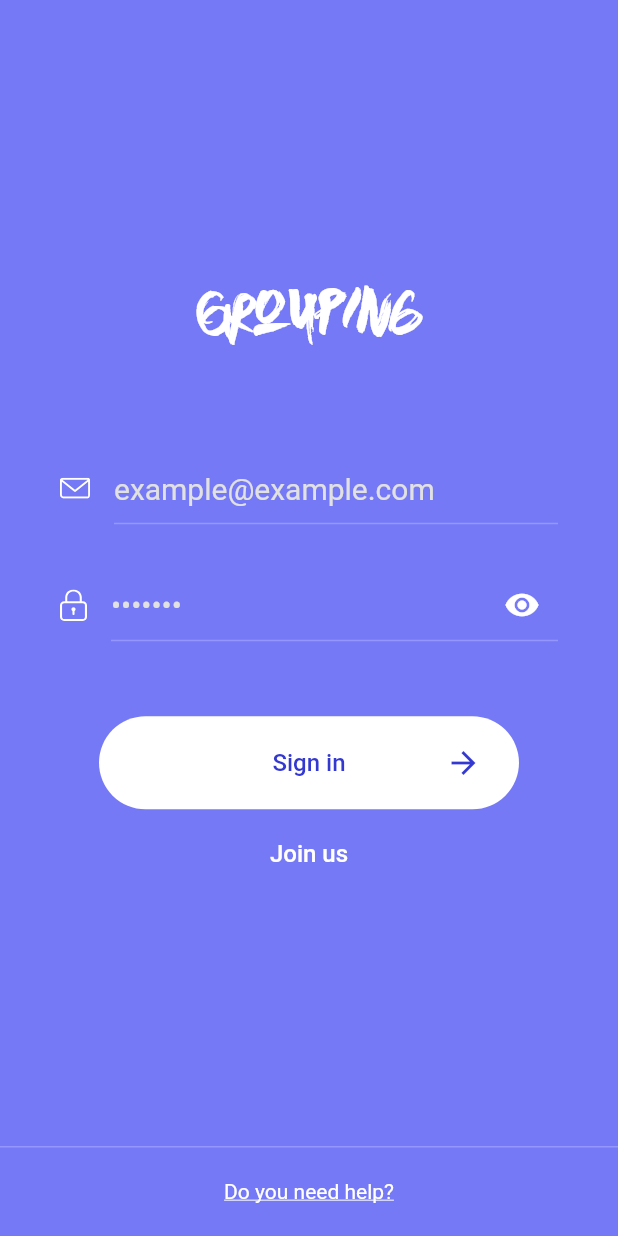
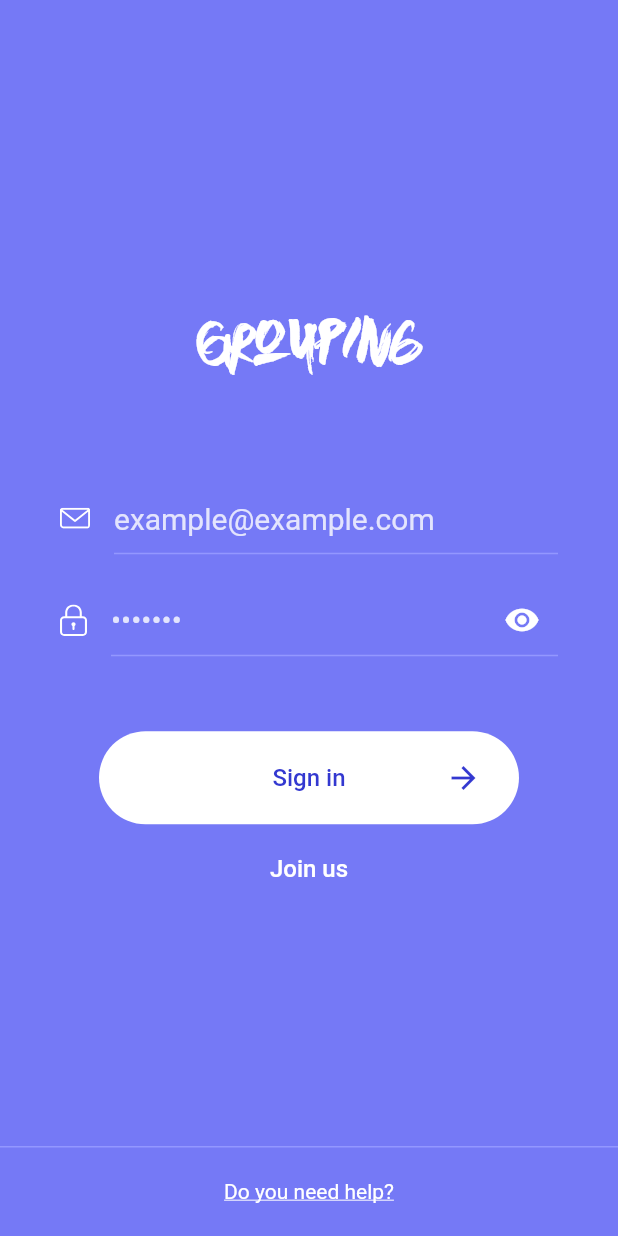
Before and after one commit to Covenger/grouping-app, a Flutter app: the SignInPage screen opened by its route, on a phone screen of 412 x 824 dp. Run offline on Flutter 3.47's test engine with Material 2 defaults, Android fonts, the phone set to English and light mode, and no system bars; our stand-ins replace bloc, equatable, flutter_bloc, flutter_svg; Roboto replaces fonts that are missing (NotoSansCJKkr).

Commit message:
implement the skeleton of the sign in page

```diff
--- a/lib/signin.dart
+++ b/lib/signin.dart
@@ -19,7 +19,7 @@ final Widget emailIcon = SvgPicture.asset(
 );
 
 class _SignInPageState extends State<SignInPage> {
-  static const _textFieldHintStyle = const TextStyle(color: const Color(0xFFE1E1E1));
+  static const _textFieldHintStyle = const TextStyle(color: const Color(0xCCFFFFFF));
   static const _textFieldStyle = const TextStyle(
     color: Colors.white,
     fontFamily: 'NotoSansCJKkr',
@@ -45,6 +45,47 @@ class _SignInPageState extends State<SignInPage> {
   Widget build(BuildContext context) {
     return Scaffold(
       backgroundColor: PrimaryColor,
+      body: SafeArea(
+        child: Container(
+          alignment: Alignment.center,
+          child: SingleChildScrollView(
+            scrollDirection: Axis.vertical,
+            padding: EdgeInsets.symmetric(horizontal: 40),
+            child: Column(
+              mainAxisSize: MainAxisSize.max,
+              mainAxisAlignment: MainAxisAlignment.center,
+              children: <Widget>[
+                const SizedBox(height: 50),
+                const Center(child: _titleText),
+                const SizedBox(height: 70),
+                Form(
+                  autovalidate: true,
+                  child: Column(
+                    children: <Widget>[
+                      Column(
+                        children: <Widget>[
+                          _buildEmailField(),
+                          const SizedBox(height: 20),
+                          _buildPasswordField(),
+                        ],
+                      ),
+                      const SizedBox(height: 50),
+                      SignInButton(
+                        btnColor: Colors.white,
+                        contents: 'Sign in',
+                        // TODO
+                        onPress: () => print('asdf'),
+                        textColor: const Color(0xFF3338D0),
+                      ),
+                      _buildJoinButton(context)
+                    ],
+                  ),
+                )
+              ],
+            ),
+          ),
+        ),
+      ),
       bottomNavigationBar: Container(
         alignment: Alignment.center,
         height: 60,
@@ -70,36 +111,12 @@ class _SignInPageState extends State<SignInPage> {
           onTap: () => print('need help'),
         ),
       ),
-      body: Column(
-        mainAxisAlignment: MainAxisAlignment.center,
-        crossAxisAlignment: CrossAxisAlignment.center,
-        children: <Widget>[
-          const Center(child: _titleText),
-          const SizedBox(height: 70),
-          Form(
-            autovalidate: true,
-            child: Column(
-              children: <Widget>[
-                Container(
-                  padding: EdgeInsets.symmetric(horizontal: 40),
-                  child: Column(
-                    children: <Widget>[
-                      _buildEmailField(),
-                      const SizedBox(height: 30),
-                      _buildPasswordField(),
-                    ],
-                  ),
-                ),
-                const SizedBox(height: 50),
-                SignInButton(
-                  btnColor: Colors.white,
-                  contents: 'Sign in',
-                  // TODO
-                  onPress: () => print('asdf'),
-                  textColor: const Color(0xFF3338D0),
-                ),
-                Padding(
-                  padding: const EdgeInsets.only(top: 20),
+    );
+  }
+
+  static Padding _buildJoinButton(BuildContext context) {
+    return Padding(
+      padding: const EdgeInsets.symmetric(vertical: 20),
       child: GestureDetector(
         child: const Text(
           'Join us',
@@ -111,12 +128,6 @@ class _SignInPageState extends State<SignInPage> {
           ),
         ),
         onTap: () => Navigator.pushNamed(context, '/signup/email'),
-                  ),
-                )
-              ],
-            ),
-          )
-        ],
       ),
     );
   }
```
Lines whose indentation alone changed are shown as unchanged.
